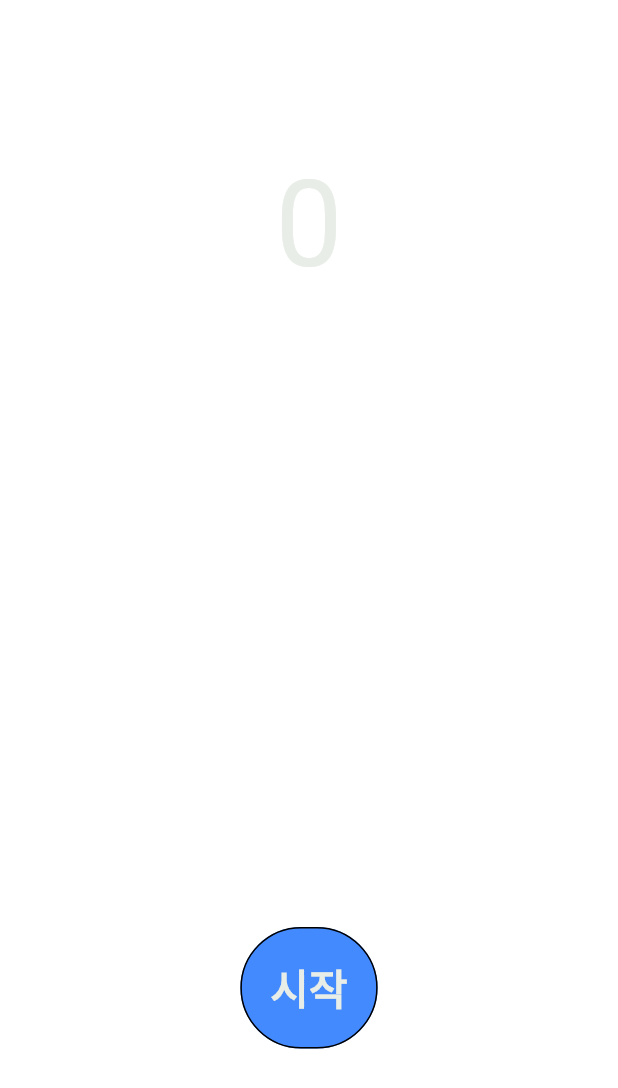
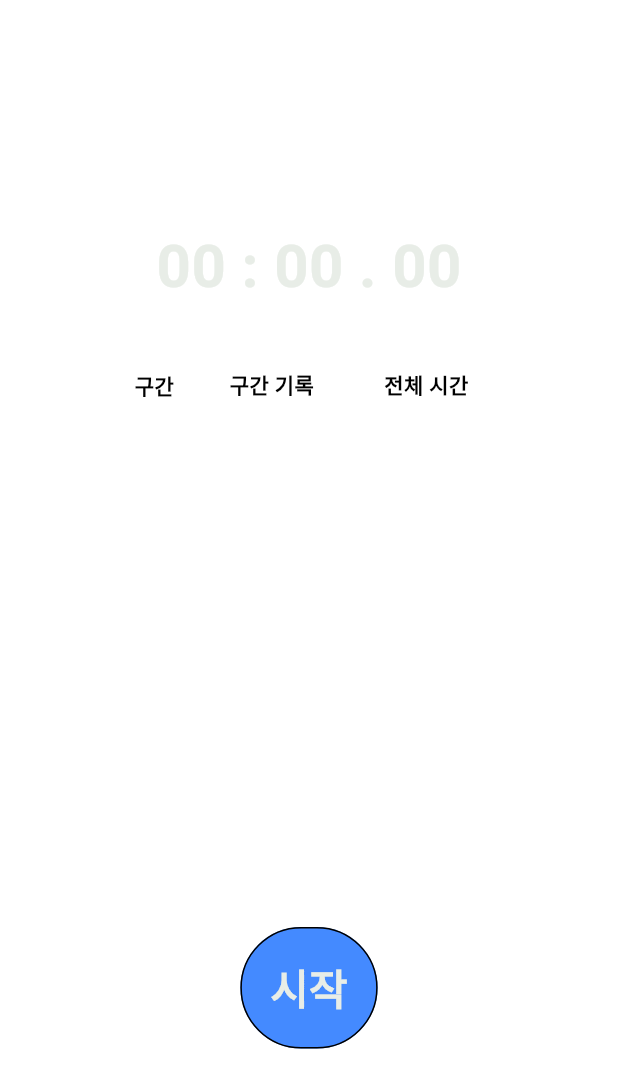
Before and after one commit to GangOn0215/flutter-zero, a Flutter app: the screen it shows after launch, on a phone screen of 412 x 824 dp. Shown: the top 1088 px of the screen. Run offline on Flutter 3.47's test engine with Material 3 defaults, Android fonts, the light colour scheme and no system bars.

Commit message:
구간 저장 할수있도록 수정 작업

```diff
--- a/a04_practice_timer/lib/screens/home_screen.dart
+++ b/a04_practice_timer/lib/screens/home_screen.dart
@@ -1,5 +1,4 @@
 import 'dart:async';
-
 import 'package:flutter/material.dart';
 
 class HomeScreen extends StatefulWidget {
@@ -10,15 +9,18 @@ class HomeScreen extends StatefulWidget {
 }
 
 class _HomeScreenState extends State<HomeScreen> {
-  int totalSeconds = 0;
+  int totalMillisec = 0;
+  int lastSectionIdx = 0;
   bool isRunning = false;
   bool isInit = false;
   late Timer timer;
-  List<int> timerHistory = [];
+  List<int> timerHistory = []; // totalMilliSec 기록
+  List<String> timeHistorySection = []; // 구간
+  List<String> timeHistroyTexts = []; // 전체 시간 기록
 
   void tick(Timer timer) {
     setState(() {
-      totalSeconds++;
+      totalMillisec++;
     });
   }
 
@@ -32,7 +34,7 @@ class _HomeScreenState extends State<HomeScreen> {
 
   void onStart() {
     timer = Timer.periodic(
-      const Duration(seconds: 1),
+      const Duration(milliseconds: 10),
       tick,
     );
 
@@ -54,7 +56,7 @@ class _HomeScreenState extends State<HomeScreen> {
       isRunning = false;
       isInit = false;
 
-      totalSeconds = 0;
+      totalMillisec = 0;
     });
 
     timer.cancel();
@@ -62,15 +64,35 @@ class _HomeScreenState extends State<HomeScreen> {
 
   void recodeHistory() {
     setState(() {
-      timerHistory.add(totalSeconds);
+      timerHistory.insert(0, totalMillisec);
+
+      String tempCurrentTime = setTimes();
+      timeHistroyTexts.insert(0, tempCurrentTime);
+      timeHistorySection.insert(0, (++lastSectionIdx).toString());
     });
+  }
+
+  String setTimes() {
+    int millisec = totalMillisec % 100;
+    double convertSec = totalMillisec / 100;
+    int sec = (convertSec % 60).toInt();
+    int min = convertSec ~/ 60;
+
+    String sMin = min >= 10 ? "$min" : "0$min";
+    String sSec = sec >= 10 ? "$sec" : "0$sec";
+    String sMillsec = millisec >= 10 ? "$millisec" : "0$millisec";
+
+    return '$sMin : $sSec . $sMillsec';
   }
 
   @override
   Widget build(BuildContext context) {
+    double width = MediaQuery.of(context).size.width;
+    double height = MediaQuery.of(context).size.height;
+
     return Scaffold(
       body: Padding(
-        padding: const EdgeInsets.symmetric(horizontal: 80),
+        padding: const EdgeInsets.symmetric(horizontal: 40),
         child: Column(
           children: [
             Flexible(
@@ -79,19 +101,118 @@ class _HomeScreenState extends State<HomeScreen> {
                 alignment: Alignment.bottomCenter,
                 child: Text(
                   // '00:00:00',
-                  "$totalSeconds",
+                  setTimes(),
                   style: TextStyle(
-                    fontSize: 80,
-                    color: Theme.of(context).cardColor,
-                  ),
+                      fontSize: 40,
+                      color: Theme.of(context).cardColor,
+                      fontWeight: FontWeight.bold),
                 ),
               ),
             ),
-            const Flexible(
+            Flexible(
               flex: 2,
               child: Column(
                 children: [
-                  Row(),
+                  const SizedBox(
+                    height: 40,
+                  ),
+                  Row(
+                    mainAxisAlignment: MainAxisAlignment.center,
+                    children: [
+                      SizedBox(
+                        width: width * 0.13,
+                        child: const Text(
+                          '구간',
+                          textAlign: TextAlign.center,
+                          style: TextStyle(
+                            fontWeight: FontWeight.bold,
+                            fontSize: 14,
+                            color: Colors.black,
+                          ),
+                        ),
+                      ),
+                      SizedBox(
+                        width: width * 0.25,
+                        child: const Text(
+                          '구간 기록',
+                          textAlign: TextAlign.center,
+                          style: TextStyle(
+                            fontWeight: FontWeight.bold,
+                            fontSize: 14,
+                            color: Colors.black,
+                          ),
+                        ),
+                      ),
+                      SizedBox(
+                        width: width * 0.25,
+                        child: const Text(
+                          '전체 시간',
+                          textAlign: TextAlign.center,
+                          style: TextStyle(
+                            fontWeight: FontWeight.bold,
+                            fontSize: 14,
+                            color: Colors.black,
+                          ),
+                        ),
+                      ),
+                    ],
+                  ),
+                  Expanded(
+                    child: ListView(
+                      children: [
+                        for (num i = 0; i < timeHistroyTexts.length; i++)
+                          Row(
+                            mainAxisAlignment: MainAxisAlignment.center,
+                            children: [
+                              const Padding(
+                                padding: EdgeInsets.symmetric(
+                                  vertical: 20,
+                                ),
+                              ),
+                              SizedBox(
+                                width: width * 0.12,
+                                child: Text(
+                                  timeHistorySection[i.toInt()].toString(),
+                                  textAlign: TextAlign.center,
+                                  style: const TextStyle(
+                                    fontWeight: FontWeight.bold,
+                                    fontSize: 16,
+                                    color: Colors.black,
+                                  ),
+                                ),
+                              ),
+                              SizedBox(
+                                width: width * 0.25,
+                                child: const Text(
+                                  "00:00.00",
+                                  textAlign: TextAlign.center,
+                                  style: TextStyle(
+                                    fontWeight: FontWeight.bold,
+                                    fontSize: 16,
+                                    color: Colors.black,
+                                  ),
+                                ),
+                              ),
+                              SizedBox(
+                                width: width * 0.25,
+                                child: Text(
+                                  timeHistroyTexts[i.toInt()],
+                                  textAlign: TextAlign.center,
+                                  style: const TextStyle(
+                                    fontWeight: FontWeight.bold,
+                                    fontSize: 16,
+                                    color: Colors.black,
+                                  ),
+                                ),
+                              ),
+                            ],
+                          ),
+                      ],
+                    ),
+                  ),
+                  const SizedBox(
+                    height: 60,
+                  ),
                 ],
               ),
             ),
```
